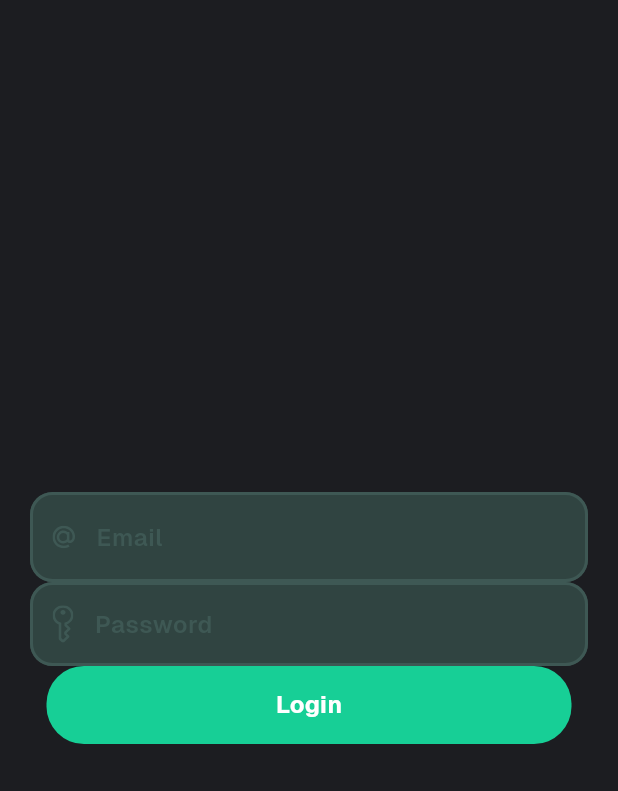
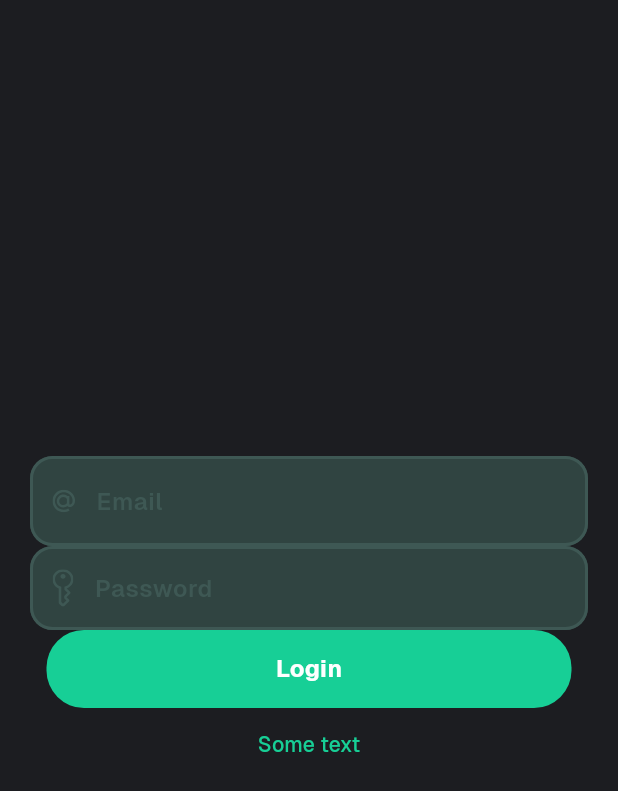
Before and after one commit to palp1ix/Smart-Hotel-App, a Flutter app: the screen it shows after launch, on a phone screen of 412 x 824 dp. Shown: the top 791 px of the screen. Run offline on Flutter 3.47's test engine with Material 3 defaults, Android fonts, the phone set to English and light mode, and no system bars; our stand-ins replace auto_route, flutter_blue_plus, flutter_svg.

Commit message:
feat: created text button

```diff
--- /dev/null
+++ b/lib/core/widgets/hotel_text_button.dart
@@ -0,0 +1,29 @@
+import 'package:flutter/material.dart';
+import 'package:smart_hotel_app/core/colors/colors.dart';
+
+class HotelTextButton extends StatelessWidget {
+  const HotelTextButton({
+    super.key,
+    required this.onPressed,
+    required this.text,
+    this.textColor,
+  });
+
+  final VoidCallback onPressed;
+  final String text;
+  final Color? textColor;
+
+  @override
+  Widget build(BuildContext context) {
+    return TextButton(
+      onPressed: onPressed,
+      style: ButtonStyle(
+        foregroundColor: WidgetStatePropertyAll(textColor ?? AppColors.main),
+      ),
+      child: Text(
+        text,
+        style: TextStyle(fontVariations: [FontVariation('wght', 500)]),
+      ),
+    );
+  }
+}
--- a/lib/src/presentation/login/login_screen.dart
+++ b/lib/src/presentation/login/login_screen.dart
@@ -3,6 +3,7 @@ import 'package:flutter/material.dart';
 import 'package:smart_hotel_app/core/colors/colors.dart';
 import 'package:smart_hotel_app/core/icons/icons.dart';
 import 'package:smart_hotel_app/core/widgets/hotel_primary_button.dart';
+import 'package:smart_hotel_app/core/widgets/hotel_text_button.dart';
 import 'package:smart_hotel_app/core/widgets/hotel_text_field.dart';
 
 @RoutePage()
@@ -40,6 +41,7 @@ class _LoginScreenState extends State<LoginScreen> {
               ),
             ),
             HotelPrimaryButton(title: 'Login', color: AppColors.main),
+            HotelTextButton(onPressed: () {}, text: 'Some text'),
           ],
         ),
       ),
```
